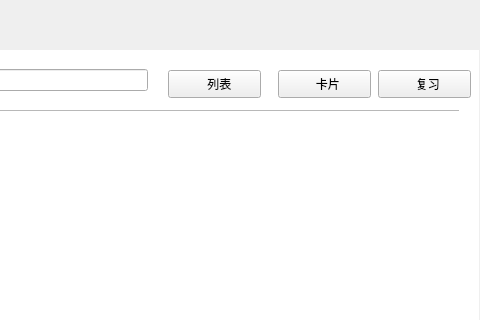
Qt form mainwindow.ui (huangshangi/dict) before a commit; both pictures show x 642 to 1122 and y 0 to 320 of the 1122 by 809 pixel window.
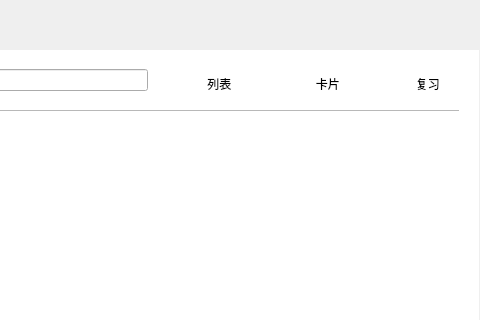
The same form after that commit. The open tabs and pages were chosen to show the change. Icons and pictures are not drawn.

Diff of the .ui file:
```diff
--- a/mainwindow.ui
+++ b/mainwindow.ui
@@ -1267,7 +1267,7 @@
        </rect>
       </property>
       <property name="styleSheet">
-       <string notr="true">#tarbar_button_shot{
+       <string notr="true">#tab_note_button_review{
 	
 	border-image: url(:/images/shot-trans.png);
 	border:none;
@@ -1275,7 +1275,13 @@
 
 #tarbar_button_shot::hover{
 	
-	border-image: url(:/images/shot-trans-hover.png);
+	border-image: url(:/images/wb-review-hover.png);
+	border:none;
+}
+
+#tab_note_button_review::checked{
+	
+	border-image: url(:/images/wb-review-hover.png);
 	border:none;
 }</string>
       </property>
@@ -1591,7 +1597,7 @@
        </rect>
       </property>
       <property name="styleSheet">
-       <string notr="true">#tarbar_button_shot{
+       <string notr="true">#tab_note_button_card{
 	
 	border-image: url(:/images/shot-trans.png);
 	border:none;
@@ -1599,7 +1605,14 @@
 
 #tarbar_button_shot::hover{
 	
-	border-image: url(:/images/shot-trans-hover.png);
+	border-image: url(:/images/wb-card-hover.png);
+	border:none;
+}
+
+
+#tab_note_button_card::checked{
+	
+	border-image: url(:/images/wb-card-hover.png);
 	border:none;
 }</string>
       </property>
@@ -1623,7 +1636,7 @@
        </rect>
       </property>
       <property name="styleSheet">
-       <string notr="true">#tarbar_button_shot{
+       <string notr="true">#tab_note_button_list{
 	
 	border-image: url(:/images/shot-trans.png);
 	border:none;
@@ -1631,7 +1644,13 @@
 
 #tarbar_button_shot::hover{
 	
-	border-image: url(:/images/shot-trans-hover.png);
+	border-image: url(:/images/wb-list-hover.png);
+	border:none;
+}
+
+#tab_note_button_list::checked{
+	
+	border-image: url(:/images/wb-list-hover.png);
 	border:none;
 }</string>
       </property>
```
Left out of the diff: 93 changed lines with no effect on the pictures.
